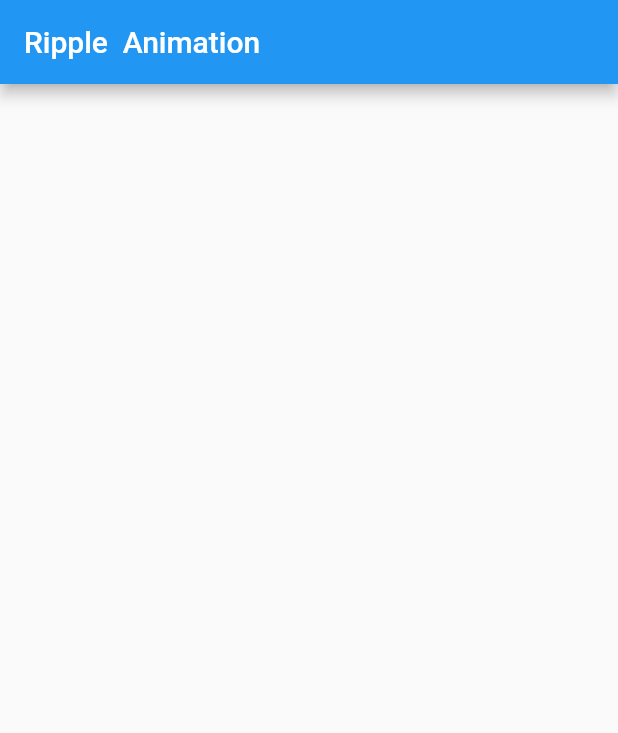
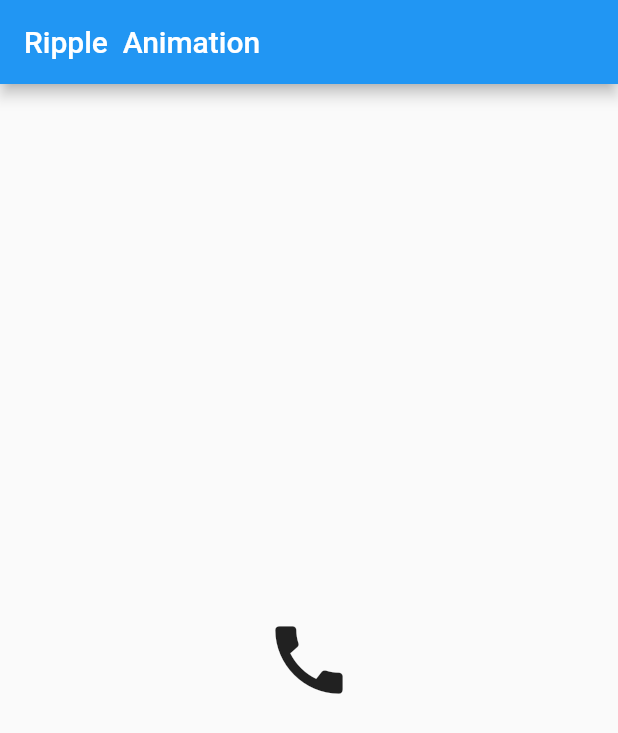
Before and after one commit to Braj111/PractiseCodes-Flutter, a Flutter app: the screen it shows after launch, on a phone screen of 412 x 824 dp. Shown: the top 733 px of the screen. Run offline on Flutter 3.47's test engine with Material 2 defaults, Android fonts, the phone set to English and light mode, and no system bars.

Commit message:
Ripple Animation -2 (with Icon)

```diff
--- a/lib/main.dart
+++ b/lib/main.dart
@@ -80,15 +80,29 @@ class _MyHomePageState extends State<MyHomePage>
       body: Center(
         child: Stack(
           alignment: Alignment.center,
-          children: listRadius.map((radius) => Container(
-            width: radius*_animationController.value, // this will reduce the circle size as controller value will be between 0 and 1
-            height: radius*_animationController.value,
-             decoration: BoxDecoration(shape: BoxShape.circle,
-                                       color: Colors.blue.withOpacity(1.0-_animationController.value))
-          )).toList()
+          children: [
+            buildMyContainer(listRadius[0]),
+            buildMyContainer(listRadius[1]),
+            buildMyContainer(listRadius[2]),
+            buildMyContainer(listRadius[3]),
+            buildMyContainer(listRadius[4]),
+            buildMyContainer(listRadius[5]),
+            buildMyContainer(listRadius[6]),
+            buildMyContainer(listRadius[7]),
+            Icon(Icons.call, size: 60,)
+          ]
           //2 ways to reduce redundancy either through list mapping of different radius values or by creating a function that will return a widget upon calling
         ),
       )
     );
    }
+
+   Widget buildMyContainer(radius){
+    return Container(
+        width: radius*_animationController.value, // this will reduce the circle size as controller value will be between 0 and 1
+        height: radius*_animationController.value,
+        decoration: BoxDecoration(shape: BoxShape.circle,
+            color: Colors.blue.withOpacity(1.0-_animationController.value))
+    );
+   }
 }
```
